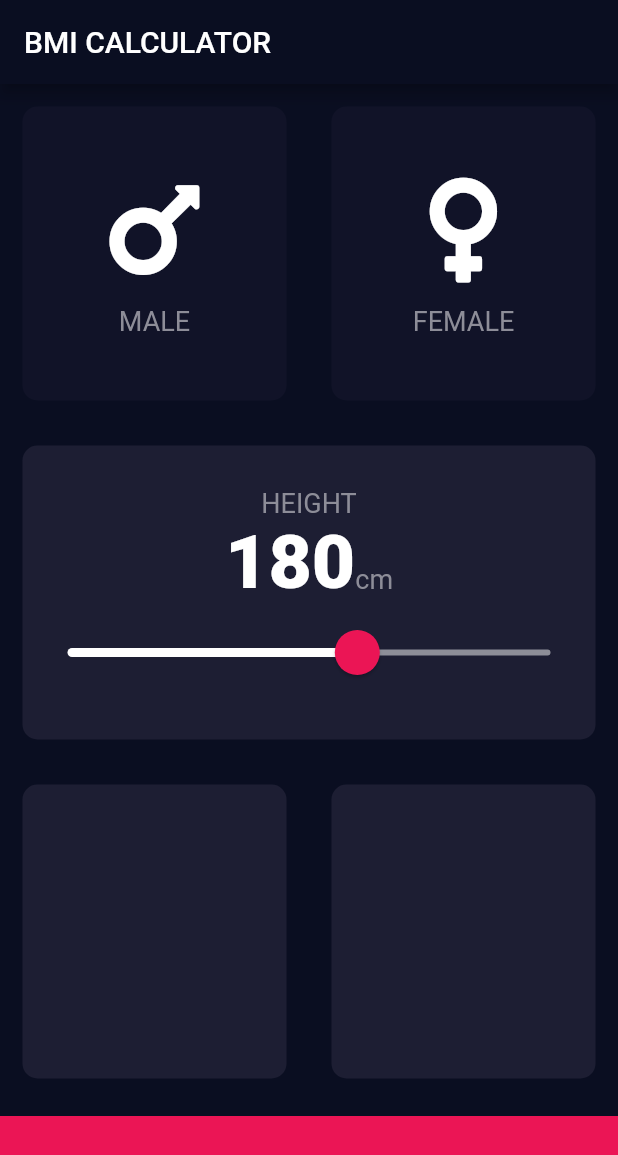
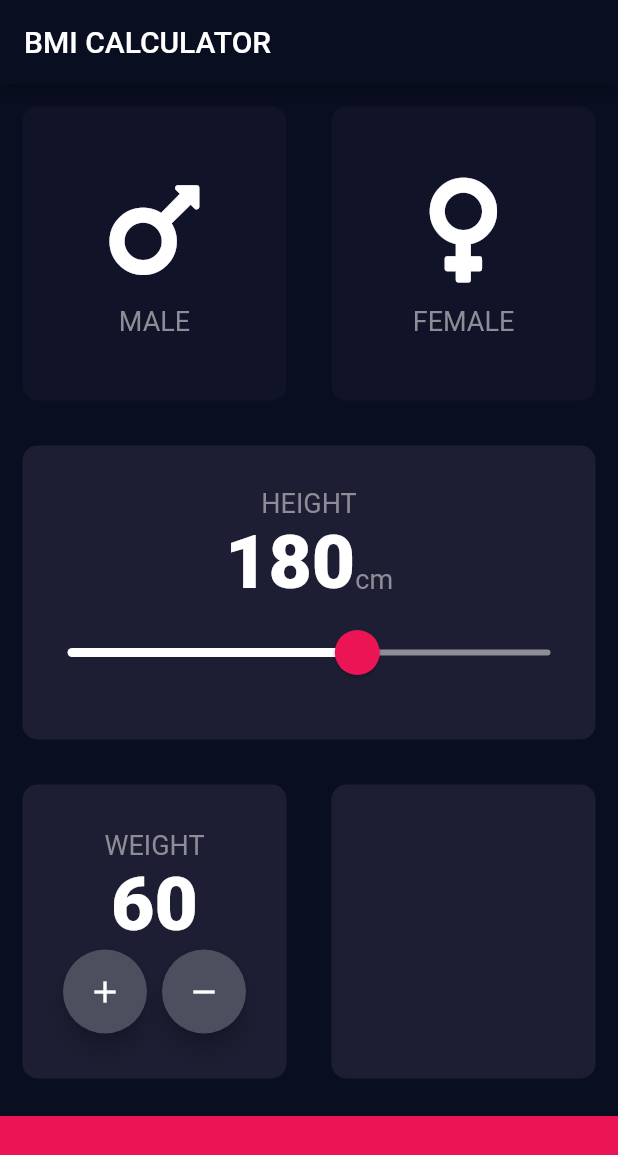
Before and after one commit to katratzi/bmi-flutter, a Flutter app: the screen it shows after launch, on a phone screen of 412 x 824 dp. Shown: the top 1155 px of the screen. Run offline on Flutter 3.47's test engine with Material 2 defaults, Android fonts, the phone set to English and light mode, and no system bars; our stand-ins replace font_awesome_flutter.

Commit message:
floating action buttons for bottom cards

```diff
--- a/lib/input_page.dart
+++ b/lib/input_page.dart
@@ -14,10 +14,7 @@ class InputPage extends StatefulWidget {
 class _InputPageState extends State<InputPage> {
   Gender selectedGender;
   int height = 180;
-
-  void selectMale() {}
-
-  void selectFemale() {}
+  int weight = 60;
 
   @override
   Widget build(BuildContext context) {
@@ -104,7 +101,45 @@ class _InputPageState extends State<InputPage> {
           Expanded(
             child: Row(
               children: <Widget>[
-                Expanded(child: ReusableCard(colour: kactiveCardColour)),
+                Expanded(
+                    child: ReusableCard(
+                  colour: kactiveCardColour,
+                  cardChild: Column(
+                    mainAxisAlignment: MainAxisAlignment.center,
+                    children: <Widget>[
+                      Text(
+                        'WEIGHT',
+                        style: klabelTextStyle,
+                      ),
+                      Text(
+                        weight.toString(),
+                        style: kNumberTextStyle,
+                      ),
+                      Row(
+                        mainAxisAlignment: MainAxisAlignment.center,
+                        children: <Widget>[
+                          FloatingActionButton(
+                            backgroundColor: Color(0xff4c4f5e),
+                            child: Icon(
+                              Icons.add,
+                              color: Colors.white,
+                            ),
+                          ),
+                          SizedBox(
+                            width: 10,
+                          ),
+                          FloatingActionButton(
+                            backgroundColor: Color(0xff4c4f5e),
+                            child: Icon(
+                              Icons.remove,
+                              color: Colors.white,
+                            ),
+                          ),
+                        ],
+                      )
+                    ],
+                  ),
+                )),
                 Expanded(child: ReusableCard(colour: kactiveCardColour)),
               ],
             ),
```
